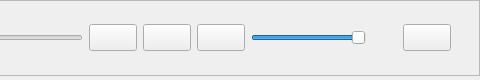
Qt form src/components/playercontrols.ui (0xzer0x/quran-companion) before a commit; both pictures show x 420 to 900 and y 0 to 80 of the 900 by 80 pixel window.
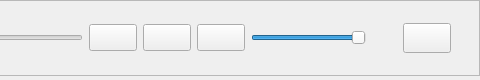
The same form after that commit.

```diff
--- a/src/components/playercontrols.ui
+++ b/src/components/playercontrols.ui
@@ -316,7 +316,7 @@
          </sizepolicy>
         </property>
         <property name="styleSheet">
-         <string notr="true">QPushButton { min-width: 40px; min-height: 25px; max-width: 50px; max-height: 25px; }</string>
+         <string notr="true">QPushButton { min-width: 40px; min-height: 28px; max-width: 50px; max-height: 28px; }</string>
         </property>
         <property name="text">
          <string notr="true"/>
```
